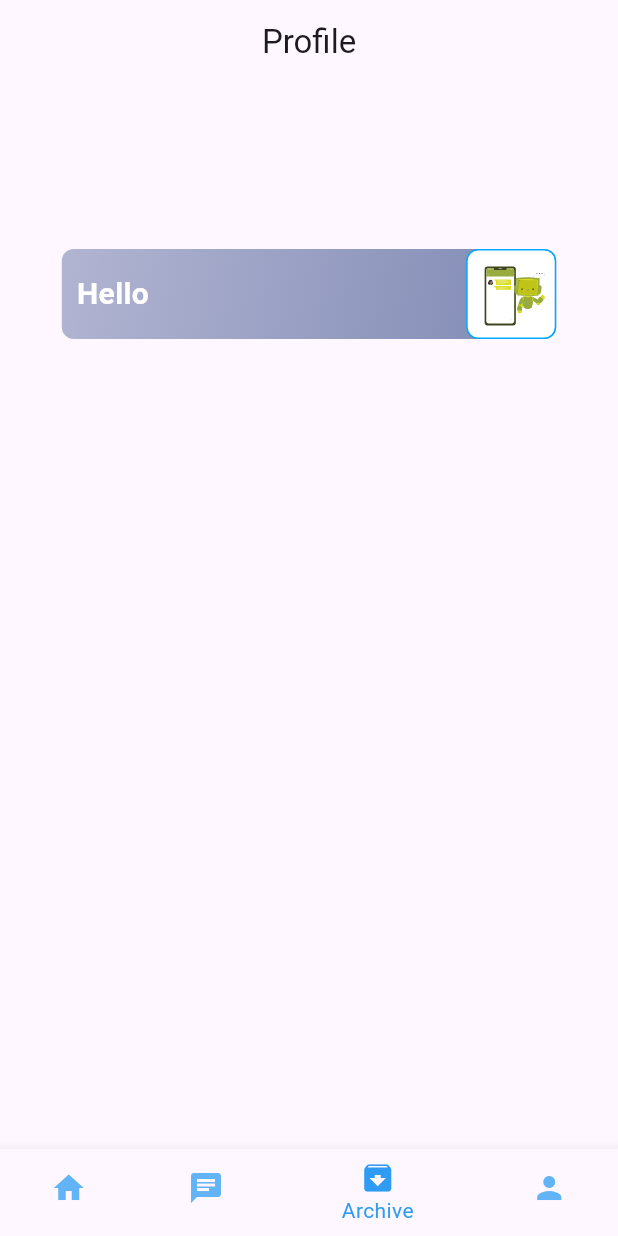
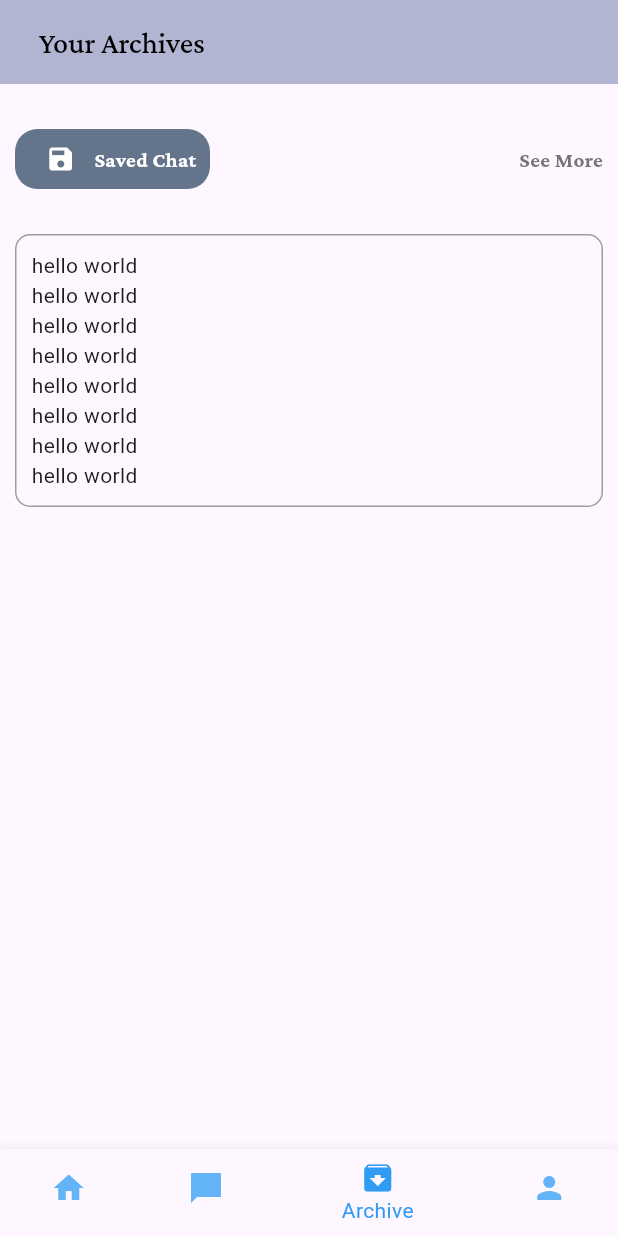
Before and after one commit to manojbhatta500/Genie, a Flutter app: the BottomNavBar screen opened directly, item 3 of the bottom bar chosen, on a phone screen of 412 x 824 dp. Run offline on Flutter 3.47's test engine with Material 3 defaults, Android fonts, the phone set to English and light mode, and no system bars; our stand-ins replace bloc, dartz, flutter_bloc, flutter_svg, google_fonts, lottie and 1 more; accounts and stored records are empty.

Commit message:
changed design

```diff
--- /dev/null
+++ b/lib/pages/archive_screen.dart
@@ -0,0 +1,39 @@
+import 'package:flutter/cupertino.dart';
+import 'package:flutter/material.dart';
+import 'package:genie/widgets/saved_chat.dart';
+import 'package:google_fonts/google_fonts.dart';
+
+class ArchiveScreen extends StatelessWidget {
+  const ArchiveScreen({super.key});
+
+  @override
+  Widget build(BuildContext context) {
+    return Scaffold(
+      appBar: AppBar(
+        automaticallyImplyLeading: false,
+        title: Row(
+          children: [
+            SizedBox(
+              width: 10,
+            ),
+            Text(
+              "Your Archives",
+              style: GoogleFonts.crimsonPro(
+                color: Colors.black,
+                fontSize: 20,
+                fontWeight: FontWeight.w500,
+              ),
+            )
+          ],
+        ),
+        backgroundColor: Color(0XFF001C69).withOpacity(0.3),
+      ),
+      body: Padding(
+        padding: const EdgeInsets.symmetric(horizontal: 10, vertical: 10),
+        child: Column(
+          children: [SavedChatButton(), SavedChatMenu()],
+        ),
+      ),
+    );
+  }
+}
--- a/lib/pages/bottomnavbar.dart
+++ b/lib/pages/bottomnavbar.dart
@@ -1,6 +1,8 @@
 import 'package:flutter/material.dart';
+import 'package:genie/pages/archive_screen.dart';
 import 'package:genie/pages/chat_screen.dart';
 import 'package:genie/pages/menus.dart';
+import 'package:genie/pages/option_screen.dart';
 import 'package:genie/pages/profile.dart';
 
 class BottomNavBar extends StatefulWidget {
@@ -15,8 +17,8 @@ class _BottomNavBarState extends State<BottomNavBar> {
 
   static final List<Widget> _widgetOptions = <Widget>[
     const Menus(),
-    const ChatScreen(),
-    const Profile(),
+    const OptionScreen(),
+    const ArchiveScreen(),
     const Profile()
   ];
 
@@ -39,8 +41,8 @@ class _BottomNavBarState extends State<BottomNavBar> {
             label: 'Home',
           ),
           BottomNavigationBarItem(
-            icon: Icon(Icons.chat),
-            label: 'Chats',
+            icon: Icon(Icons.chat_bubble_sharp),
+            label: 'Ai',
           ),
           BottomNavigationBarItem(
             icon: Icon(Icons.archive),
--- a/lib/pages/menus.dart
+++ b/lib/pages/menus.dart
@@ -19,7 +19,7 @@ class Menus extends StatelessWidget {
               width: 10,
             ),
             Text(
-              "Hi ,  Manoj bhatta",
+              "Hi ,  Manoj bhatta ",
               style: GoogleFonts.crimsonPro(
                 color: Colors.black,
                 fontSize: 20,
--- a/lib/widgets/profile_container.dart
+++ b/lib/widgets/profile_container.dart
@@ -1,17 +1,18 @@
 import 'package:flutter/cupertino.dart';
 import 'package:flutter/material.dart';
+import 'package:genie/utils/custom_colors.dart';
+import 'package:google_fonts/google_fonts.dart';
 import 'package:lottie/lottie.dart';
 
 class ProfileContainer extends StatelessWidget {
-  ProfileContainer(
-      {super.key,
-      required this.title,
-      required this.onButtonPressed,
-      required this.lotie});
+  ProfileContainer({
+    super.key,
+    required this.title,
+    required this.onButtonPressed,
+  });
 
   late String title;
   late VoidCallback onButtonPressed;
-  late String lotie;
 
   @override
   Widget build(BuildContext context) {
@@ -20,23 +21,11 @@ class ProfileContainer extends StatelessWidget {
       onTap: onButtonPressed,
       child: Container(
         height: 60,
-        margin: EdgeInsets.symmetric(horizontal: 0.1 * width, vertical: 10),
-        decoration: BoxDecoration(
-          borderRadius: BorderRadius.circular(8),
-          gradient: LinearGradient(
-            begin: Alignment.topLeft,
-            end: Alignment.bottomRight,
-            colors: [
-              Color(0XFF001C69).withOpacity(0.3),
-              Color(0XFF001C69).withOpacity(0.5)
-            ],
-          ),
-        ),
         child: Row(
           mainAxisAlignment: MainAxisAlignment.spaceBetween,
           children: [
             SizedBox(
-              width: 10,
+              width: 20,
             ),
             Column(
               mainAxisAlignment: MainAxisAlignment.center,
@@ -44,23 +33,22 @@ class ProfileContainer extends StatelessWidget {
               children: [
                 Text(
                   title,
-                  style: TextStyle(
-                      fontSize: 20,
-                      fontWeight: FontWeight.bold,
-                      color: Colors.white),
+                  style: GoogleFonts.crimsonPro(
+                    color: Colors.black,
+                    fontSize: 19,
+                    fontWeight: FontWeight.w700,
+                  ),
                 ),
               ],
             ),
             Spacer(),
-            Container(
-                height: 100,
-                decoration: BoxDecoration(
-                    color: Colors.white,
-                    border: Border.all(color: Color(0xFF00AAFF), width: 1),
-                    borderRadius: BorderRadius.circular(8)),
-                child: Lottie.asset(
-                  lotie,
-                )),
+            Icon(
+              Icons.keyboard_arrow_right,
+              color: CustomColors.greenColor,
+            ),
+            SizedBox(
+              width: 15,
+            )
           ],
         ),
       ),
--- /dev/null
+++ b/lib/widgets/saved_chat.dart
@@ -0,0 +1,91 @@
+import 'package:flutter/cupertino.dart';
+import 'package:flutter/material.dart';
+import 'package:genie/utils/custom_colors.dart';
+import 'package:google_fonts/google_fonts.dart';
+
+class SavedChatButton extends StatelessWidget {
+  const SavedChatButton({
+    super.key,
+  });
+
+  @override
+  Widget build(BuildContext context) {
+    return Row(
+      mainAxisAlignment: MainAxisAlignment.spaceBetween,
+      children: [
+        Container(
+          width: 130,
+          height: 40,
+          margin: EdgeInsets.symmetric(vertical: 20),
+          decoration: BoxDecoration(
+              color: Color(0XFF64748B),
+              borderRadius: BorderRadius.circular(15)),
+          child: Row(
+            mainAxisAlignment: MainAxisAlignment.spaceAround,
+            children: [
+              SizedBox(
+                width: 2,
+              ),
+              Icon(
+                Icons.save,
+                size: 20,
+                color: Colors.white,
+              ),
+              Text(
+                'Saved Chat ',
+                style: GoogleFonts.crimsonPro(
+                  color: CustomColors.whiteColor,
+                  fontSize: 14,
+                  fontWeight: FontWeight.w700,
+                ),
+              ),
+            ],
+          ),
+        ),
+        Text(
+          "See More",
+          style: GoogleFonts.crimsonPro(
+            color: CustomColors.greenColor,
+            fontSize: 14,
+            fontWeight: FontWeight.w700,
+          ),
+        ),
+      ],
+    );
+  }
+}
+
+class SavedChatMenu extends StatelessWidget {
+  const SavedChatMenu({
+    super.key,
+  });
+
+  @override
+  Widget build(BuildContext context) {
+    return Container(
+      width: double.infinity,
+      margin: EdgeInsets.symmetric(vertical: 10),
+      padding: EdgeInsets.symmetric(horizontal: 10, vertical: 10),
+      decoration: BoxDecoration(
+          border: Border.all(
+            color: Colors.grey,
+          ),
+          borderRadius: BorderRadius.circular(10)),
+      child: SingleChildScrollView(
+        child: Column(
+          crossAxisAlignment: CrossAxisAlignment.start,
+          children: [
+            Text('hello world'),
+            Text('hello world'),
+            Text('hello world'),
+            Text('hello world'),
+            Text('hello world'),
+            Text('hello world'),
+            Text('hello world'),
+            Text('hello world'),
+          ],
+        ),
+      ),
+    );
+  }
+}
```
Also changed, not shown: lib/pages/option_screen.dart (added, +167 -0 lines), lib/pages/profile.dart (+46 -6 lines), lib/widgets/custom_banner.dart (+7 -1 lines), lib/widgets/new_chat_button.dart (added, +43 -0 lines), 1 other file.
